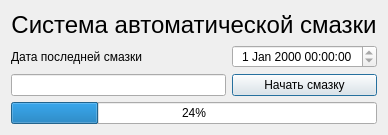
Above: KAMEditor/gui/options/lubricationsystemwindow.ui from Xtail96/SML before the change. Below: the same form after it.
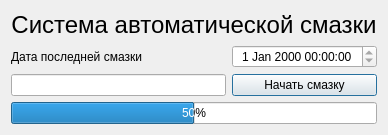
That is the form after the change.

Commit message: Работает прогресс бар САС

```diff
--- a/KAMEditor/gui/options/lubricationsystemwindow.ui
+++ b/KAMEditor/gui/options/lubricationsystemwindow.ui
@@ -72,7 +72,7 @@
    <item row="3" column="0" colspan="3">
     <widget class="QProgressBar" name="lubricateProgressBar">
      <property name="value">
-      <number>24</number>
+      <number>50</number>
      </property>
     </widget>
    </item>
```
The commit also changes 2 other files.
